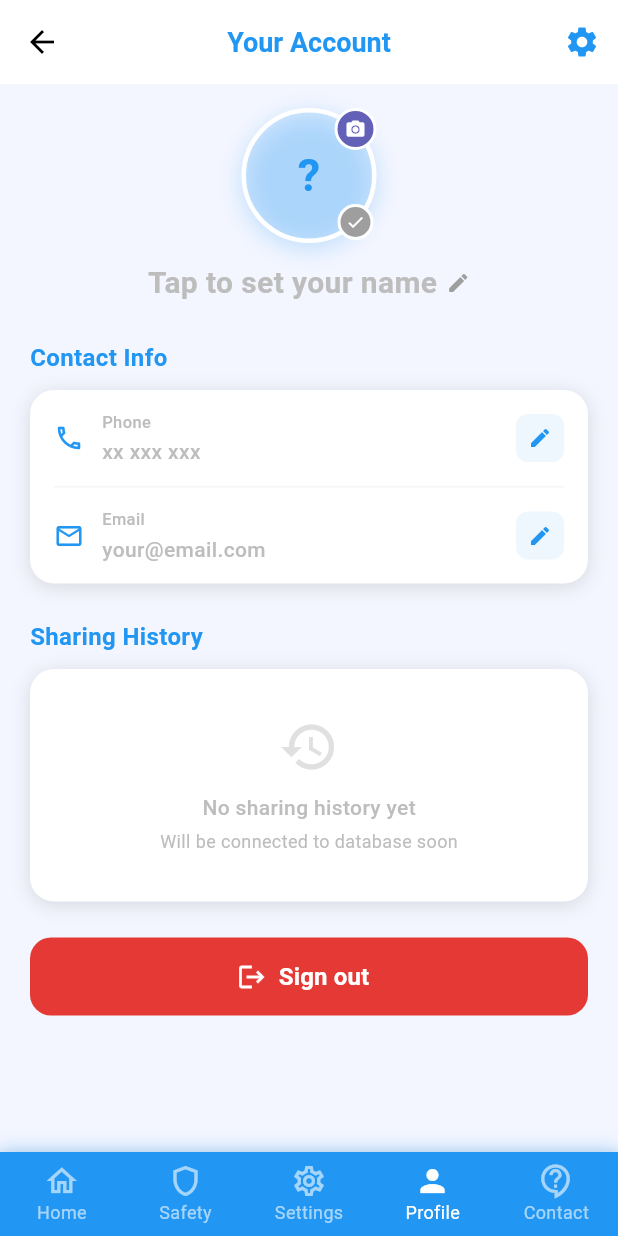
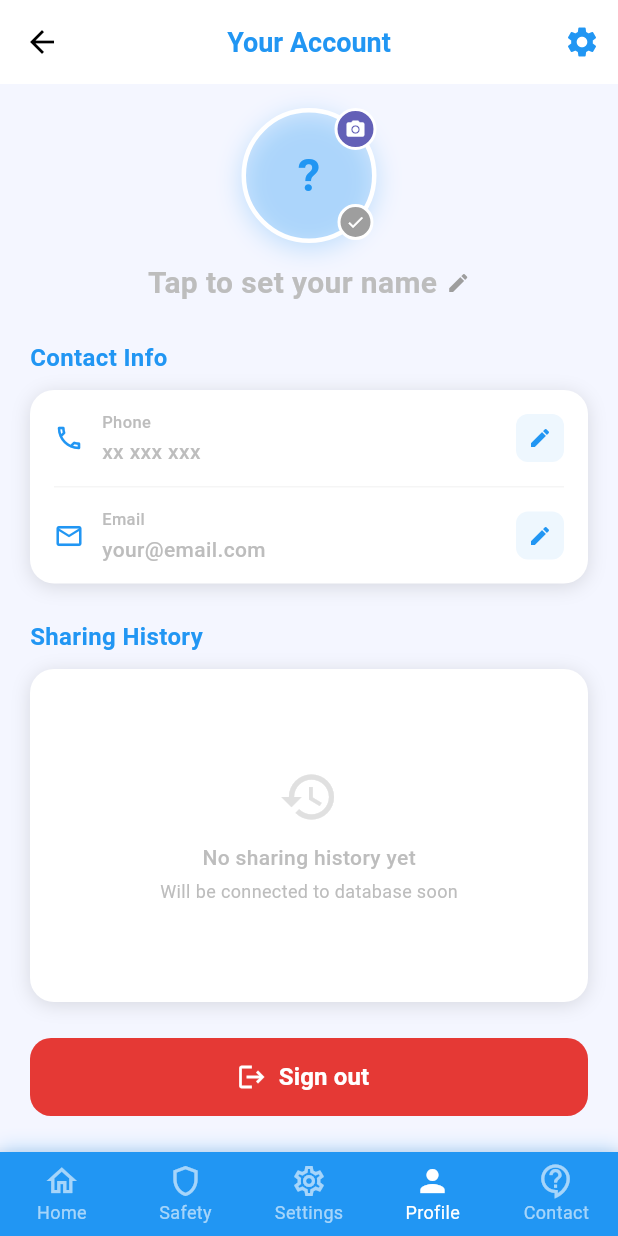
Before and after one commit to bytejutsu/safebuddy, a Flutter app: the ProfilePage screen opened by its route, item 2 of the bottom bar chosen, on a phone screen of 412 x 824 dp. Run offline on Flutter 3.47's test engine with Material 3 defaults, Android fonts, the phone set to English and light mode, and no system bars; our stand-ins replace geolocator, get, image_picker, supabase_flutter; accounts and stored records are empty; network calls fail.

Commit message:
fixed the profile page layout

```diff
--- a/lib/pages/profile/profile_page.dart
+++ b/lib/pages/profile/profile_page.dart
@@ -145,10 +145,7 @@ class _ProfilePageState extends State<ProfilePage> {
       return;
     }
 
-    await _supabase
-        .from('profiles')
-        .update(values)
-        .eq('id', user.id);
+    await _supabase.from('profiles').update(values).eq('id', user.id);
   }
 
   Future<void> _saveName(String value) async {
@@ -631,7 +628,8 @@ class _ProfilePageState extends State<ProfilePage> {
   }
 
   String _initials(String n) {
-    final parts = n.trim().split(RegExp(r'\s+')).where((e) => e.isNotEmpty).toList();
+    final parts =
+    n.trim().split(RegExp(r'\s+')).where((e) => e.isNotEmpty).toList();
     if (parts.length >= 2) {
       return '${parts[0][0]}${parts[1][0]}'.toUpperCase();
     }
@@ -860,18 +858,12 @@ class _ProfilePageState extends State<ProfilePage> {
         ],
       ),
       body: SafeArea(
-        bottom: false,
         child: Stack(
           children: [
-            ListView(
-              padding: EdgeInsets.fromLTRB(
-                20,
-                16,
-                20,
-                kBottomNavigationBarHeight +
-                    MediaQuery.of(context).padding.bottom +
-                    24,
-              ),
+            Padding(
+              padding: const EdgeInsets.fromLTRB(20, 16, 20, 24),
+              child: Column(
+                crossAxisAlignment: CrossAxisAlignment.stretch,
                 children: [
                   Center(
                     child: Column(
@@ -997,9 +989,13 @@ class _ProfilePageState extends State<ProfilePage> {
                     ),
                   ),
                   const SizedBox(height: 10),
-                Container(
+                  Expanded(
+                    child: Container(
                       width: double.infinity,
-                  padding: const EdgeInsets.symmetric(vertical: 32),
+                      padding: const EdgeInsets.symmetric(
+                        horizontal: 16,
+                        vertical: 24,
+                      ),
                       decoration: BoxDecoration(
                         color: Colors.white,
                         borderRadius: BorderRadius.circular(16),
@@ -1012,6 +1008,7 @@ class _ProfilePageState extends State<ProfilePage> {
                         ],
                       ),
                       child: Column(
+                        mainAxisAlignment: MainAxisAlignment.center,
                         children: [
                           Icon(Icons.history, size: 40, color: Colors.grey[300]),
                           const SizedBox(height: 10),
@@ -1032,6 +1029,7 @@ class _ProfilePageState extends State<ProfilePage> {
                             ),
                           ),
                         ],
+                      ),
                     ),
                   ),
                   const SizedBox(height: 24),
@@ -1058,8 +1056,8 @@ class _ProfilePageState extends State<ProfilePage> {
                       ),
                     ),
                   ),
-                const SizedBox(height: 24),
                 ],
+              ),
             ),
             if (_isSaving)
               Container(
```
Lines whose indentation alone changed are shown as unchanged.
